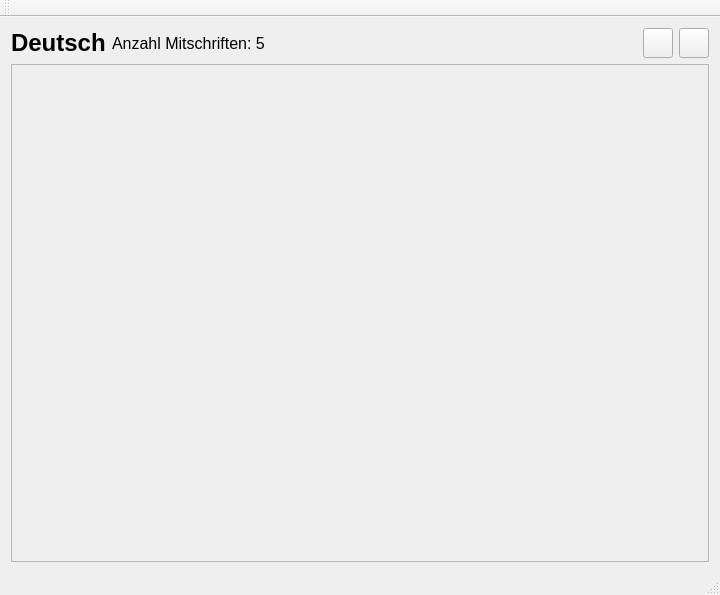
First picture: the form in subject_detail.ui, repository orgnnice/OrgNNice, before the edit.
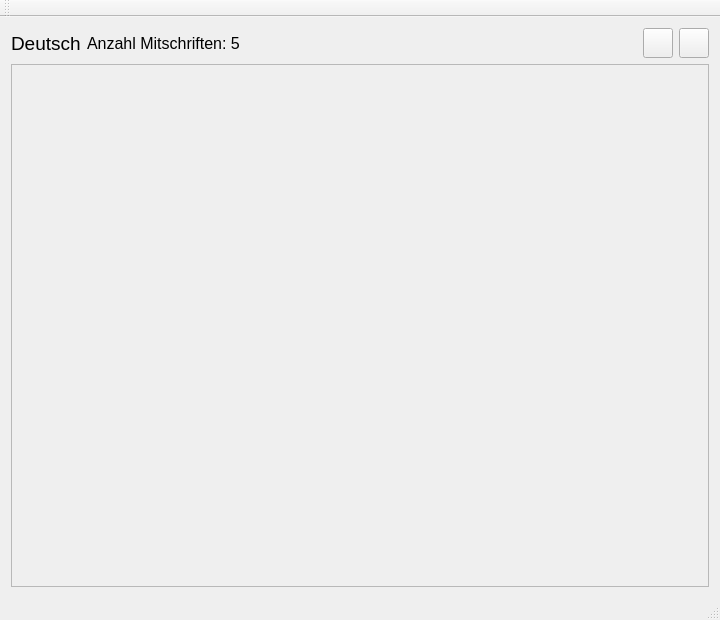
Second picture: the form after the edit. Icons and pictures are not drawn.

Patch:
```diff
--- a/subject_detail.ui
+++ b/subject_detail.ui
@@ -7,13 +7,13 @@
     <x>0</x>
     <y>0</y>
     <width>720</width>
-    <height>595</height>
+    <height>620</height>
    </rect>
   </property>
   <property name="minimumSize">
    <size>
     <width>720</width>
-    <height>595</height>
+    <height>620</height>
    </size>
   </property>
   <property name="maximumSize">
@@ -91,9 +91,9 @@
      <widget class="QLabel" name="label">
       <property name="font">
        <font>
-        <pointsize>18</pointsize>
-        <weight>75</weight>
-        <bold>true</bold>
+        <pointsize>14</pointsize>
+        <weight>50</weight>
+        <bold>false</bold>
        </font>
       </property>
       <property name="text">
@@ -146,8 +146,8 @@
         <rect>
          <x>0</x>
          <y>0</y>
-         <width>700</width>
-         <height>486</height>
+         <width>696</width>
+         <height>494</height>
         </rect>
        </property>
        <layout class="QGridLayout" name="gridLayout"/>
```
Left out of the diff: 6 changed lines with no effect on the pictures.
